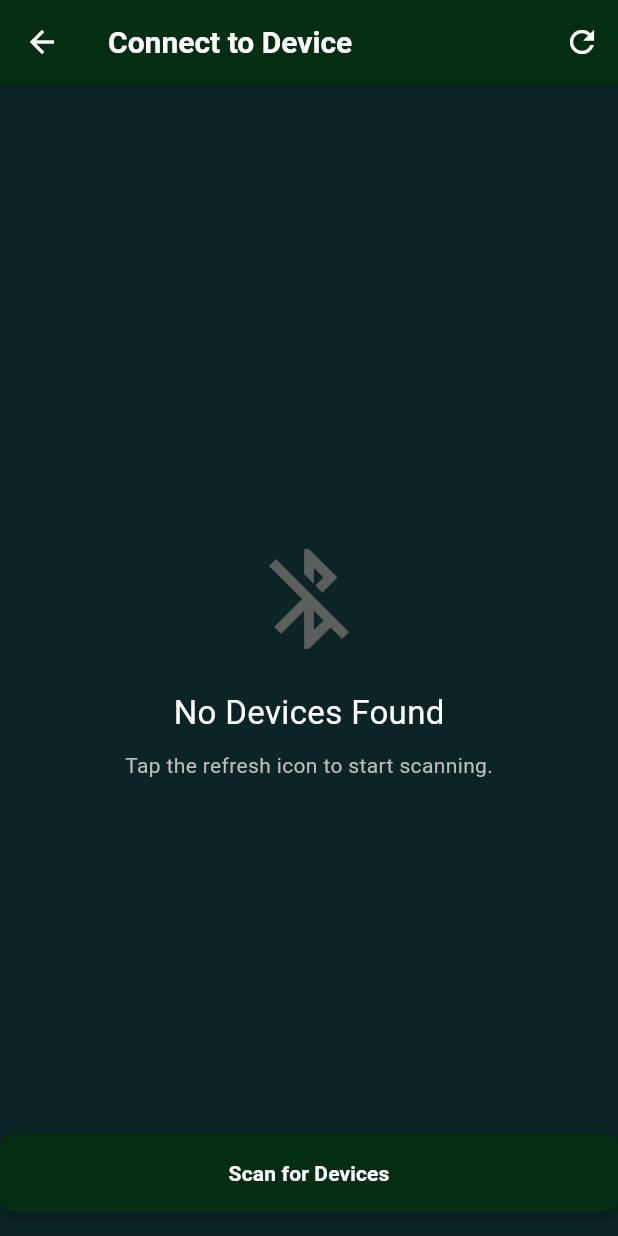
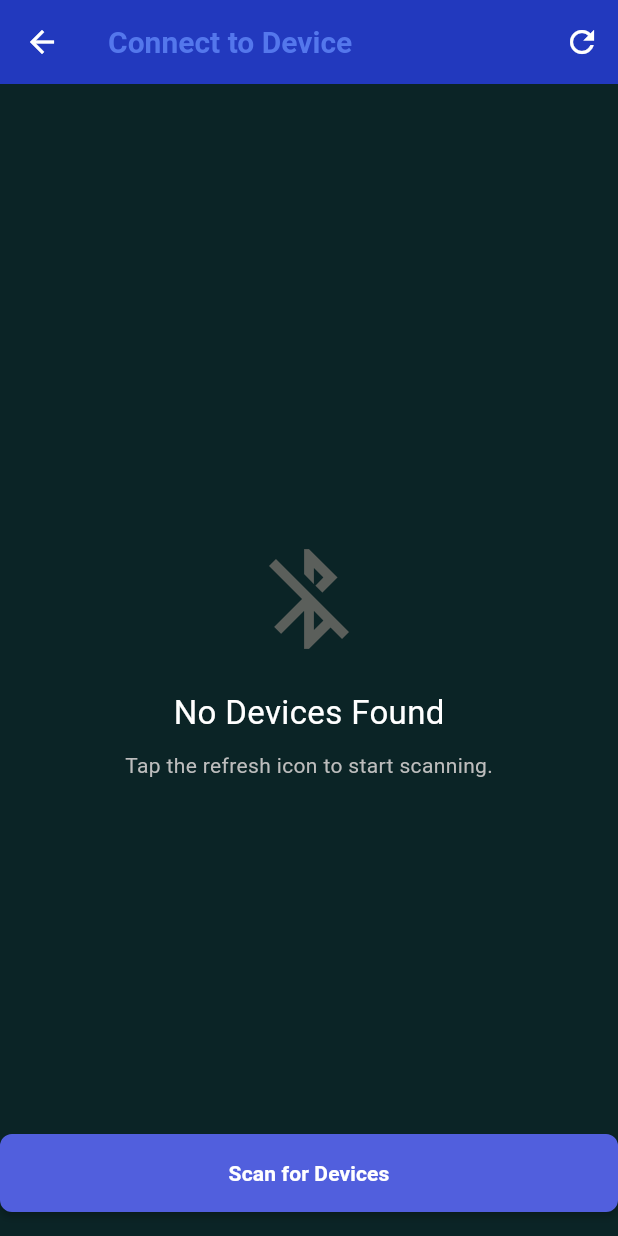
Before and after one commit to Group-Synthron/Mobile-app, a Flutter app: the BluetoothScreen screen opened by its route, on a phone screen of 412 x 824 dp. Run offline on Flutter 3.47's test engine with Material 3 defaults, Android fonts, the light colour scheme and no system bars; our stand-ins replace flutter_blue_plus, get, permission_handler, qr_flutter, share_plus; missing offline and left inert: mobile_scanner, walletconnect_flutter_v2.

Commit message:
fix error of images

```diff
--- /dev/null
+++ b/Mobile App/trace2trade/lib/AppColors.dart
@@ -0,0 +1,52 @@
+import 'package:flutter/material.dart';
+
+class AppColors {
+  // Primary Colors - Ocean Blue Theme
+  static const Color primaryBlue = Color(0xFF1E88E5);      // Vibrant blue
+  static const Color primaryDark = Color(0xFF0D47A1);      // Deep blue
+  static const Color primaryLight = Color(0xFF64B5F6);     // Light blue
+
+  // Secondary Colors - Complementary Teal
+  static const Color secondaryTeal = Color(0xFF00ACC1);    // Teal accent
+  static const Color secondaryLight = Color(0xFF4DD0E1);   // Light teal
+  static const Color secondaryDark = Color(0xFF00838F);    // Dark teal
+
+  // Background Colors
+  static const Color darkBg = Color(0xFF0A0E27);           // Very dark blue
+  static const Color cardBg = Color(0xFF1A1F3A);           // Dark blue card
+  static const Color surfaceBg = Color(0xFF242B4D);        // Medium blue surface
+
+  // Text Colors
+  static const Color textLight = Color(0xFFE3F2FD);        // Light blue-white
+  static const Color textSecondary = Color(0xFFB3E5FC);    // Muted light blue
+  static const Color textDark = Color(0xFF37474F);         // Dark text
+
+  // Status Colors
+  static const Color success = Color(0xFF4CAF50);          // Green success
+  static const Color warning = Color(0xFFFF9800);          // Orange warning
+  static const Color error = Color(0xFFE53935);            // Red error
+  static const Color info = Color(0xFF2196F3);             // Blue info
+
+  // Accent Colors
+  static const Color accentPurple = Color(0xFF7C4DFF);     // Purple accent
+  static const Color accentGold = Color(0xFFFFB300);       // Gold accent
+
+  // Gradient Colors
+  static const LinearGradient primaryGradient = LinearGradient(
+    begin: Alignment.topLeft,
+    end: Alignment.bottomRight,
+    colors: [primaryBlue, primaryDark],
+  );
+
+  static const LinearGradient secondaryGradient = LinearGradient(
+    begin: Alignment.topLeft,
+    end: Alignment.bottomRight,
+    colors: [secondaryTeal, secondaryDark],
+  );
+
+  static const LinearGradient accentGradient = LinearGradient(
+    begin: Alignment.topLeft,
+    end: Alignment.bottomRight,
+    colors: [accentPurple, primaryBlue],
+  );
+}
--- a/Mobile App/trace2trade/lib/constants/colors.dart
+++ b/Mobile App/trace2trade/lib/constants/colors.dart
@@ -1,7 +1,7 @@
 import 'package:flutter/material.dart';
 
 class AppColors {
-  static const Color primary = Color(0xFF032E12);    // Dark green
+  static const Color primary = Color.fromARGB(255, 21, 88, 150);    // Dark green
   static const Color accent = Color(0xFF5B5F5B);     // Grey accent
   static const Color background = Color(0xFFFFFFFF); // White
   static const Color text = Color(0xFF0B2426);       // Almost black
@@ -11,4 +11,6 @@ class AppColors {
   static const Color primaryGreen = Color(0xFF032E12);
   static const Color secondaryGray = Color(0xFF5B5F5B);
   static const Color textLight = Color(0xFFFFFFFF);
+
+  static var primaryDark;
 }
--- a/Mobile App/trace2trade/lib/routes/app_pages.dart
+++ b/Mobile App/trace2trade/lib/routes/app_pages.dart
@@ -6,7 +6,8 @@ import 'package:trace2trade/screens/create_contract/create_contract_screen.dart'
 import 'package:trace2trade/screens/dashboard/dashboard_binding.dart';
 import 'package:trace2trade/screens/dashboard/dashboard_screen.dart';
 import 'package:trace2trade/screens/login/login_binding.dart';
-import 'package:trace2trade/screens/login/login_screen.dart'; // <-- ADD THIS IMPORT
+import 'package:trace2trade/screens/login/login_screen.dart';
+import 'package:trace2trade/screens/welcome/welcome_screen.dart';
 import 'package:trace2trade/screens/bluetooth/bluetooth_binding.dart';
 import 'package:trace2trade/screens/qrgenerator/qr_generate_binding.dart';
 import 'package:trace2trade/screens/qrgenerator/qr_generate_screen.dart';
@@ -14,39 +15,40 @@ import 'package:trace2trade/screens/qrscan/qr_scan_binding.dart';
 import 'package:trace2trade/screens/qrscan/qr_scan_screen.dart';
 
 class AppPages {
-  // ...
   static final routes = [
-    // ... other routes
+    GetPage(
+      name: Routes.WELCOME,
+      page: () => const WelcomeScreen(),
+    ),
     GetPage(
       name: Routes.LOGIN,
       page: () => const LoginScreen(),
-      binding: LoginBinding(), // <-- ADD THIS BINDING
+      binding: LoginBinding(),
     ),
     GetPage(
       name: Routes.BLUETOOTH,
       page: () => const BluetoothScreen(),
-      binding: BluetoothBinding(), // <-- ADD THIS BINDING
+      binding: BluetoothBinding(),
     ),
     GetPage(
       name: Routes.DASHBOARD,
       page: () => const DashboardScreen(),
-      binding: DashboardBinding(), // <-- ADD THIS BINDING
+      binding: DashboardBinding(),
     ),
     GetPage(
       name: Routes.CREATE_CONTRACT,
       page: () => const CreateContractScreen(),
-      binding: CreateContractBinding(), // <-- ADD THIS
+      binding: CreateContractBinding(),
     ),
-     GetPage(
+    GetPage(
       name: Routes.QR_GENERATE,
       page: () => const QrGenerateScreen(),
-      binding: QrGenerateBinding(), // <-- ADD THIS
+      binding: QrGenerateBinding(),
     ),
-     GetPage(
+    GetPage(
       name: Routes.QR_SCAN,
       page: () => const QrScanScreen(),
-      binding: QrScanBinding(), // <-- ADD THIS
+      binding: QrScanBinding(),
     ),
-    // ... other routes
   ];
 }
--- a/Mobile App/trace2trade/lib/screens/login/login_binding.dart
+++ b/Mobile App/trace2trade/lib/screens/login/login_binding.dart
@@ -1,11 +1,11 @@
+
+// login_binding.dart
 import 'package:get/get.dart';
 import 'package:trace2trade/screens/login/login_controller.dart';
 
 class LoginBinding extends Bindings {
   @override
   void dependencies() {
-    // Lazily put the LoginController into memory.
-    // It will be created only when it's first needed.
     Get.lazyPut<LoginController>(() => LoginController());
   }
 }
--- a/Mobile App/trace2trade/lib/screens/welcome/welcome_screen.dart
+++ b/Mobile App/trace2trade/lib/screens/welcome/welcome_screen.dart
@@ -24,7 +24,7 @@ class WelcomeScreen extends StatelessWidget {
               const Spacer(flex: 2),
               // App Logo - Assuming you have an image in assets
               Image.asset(
-                'assets/fish_logo.png', // Make sure you have this asset
+                'assets/images/logo.png', // Make sure you have this asset
                 height: 120,
                 color: Colors.white,
               ),
@@ -40,10 +40,10 @@ class WelcomeScreen extends StatelessWidget {
                 ),
               ),
               const Text(
-                "FISH INVENTORY",
+                "Trace 2 Trade",
                 textAlign: TextAlign.center,
                 style: TextStyle(
-                  fontSize: 36,
+                  fontSize: 40,
                   fontWeight: FontWeight.bold,
                   color: Colors.white,
                   letterSpacing: 1.2,
```
Also changed, not shown: Mobile App/trace2trade/lib/main.dart (+8 -9 lines), Mobile App/trace2trade/lib/screens/dashboard/dashboard_screen.dart (+10 -8 lines), Mobile App/trace2trade/lib/screens/login/login_screen.dart (+6 -8 lines), Mobile App/trace2trade/lib/screens/qrscan/qr_scan_screen.dart (+61 -41 lines), Mobile App/trace2trade/pubspec.yaml (+22 -15 lines), Mobile App/trace2trade/assets/images/add_catch_icon.png (added), Mobile App/trace2trade/assets/images/bluetooth_icon.png (added), Mobile App/trace2trade/assets/images/contract_icon.png (added), Mobile App/trace2trade/assets/images/logo.png, Mobile App/trace2trade/assets/images/qr_code_icon.png (added), Mobile App/trace2trade/assets/images/qr_scan_icon.png (added), Mobile App/trace2trade/assets/logo.png (added), Mobile App/trace2trade/lib/screens/dashboard/dashboard_controller.dart (line endings or trailing spaces), Mobile App/trace2trade/pubspec.lock, 9 other files.
